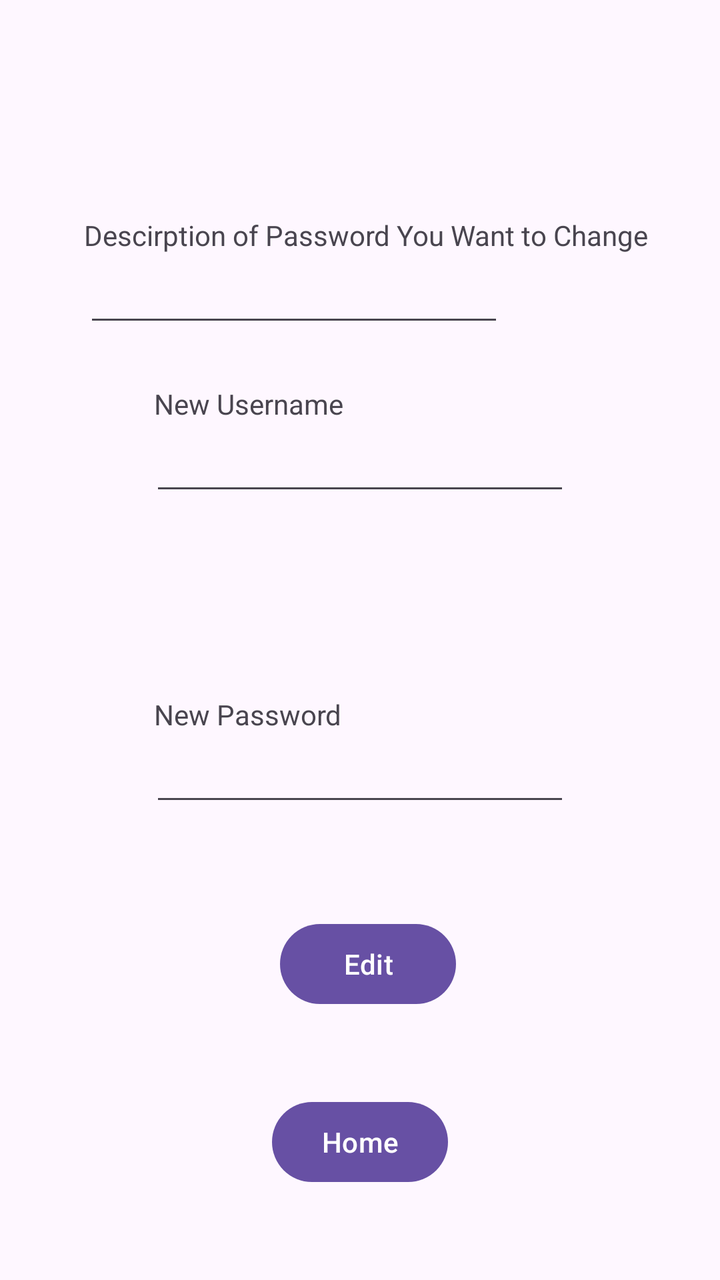
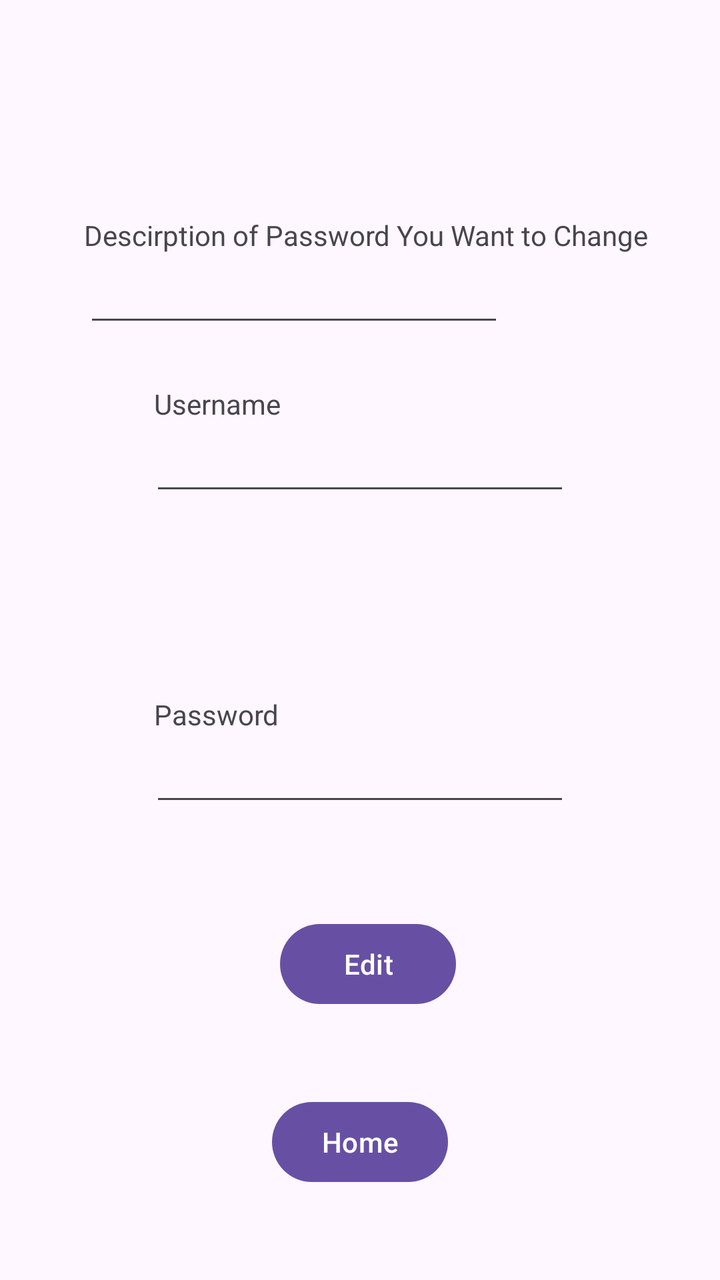

Two renders of the same Android screen: before a commit and after it. Below are the layout's source before the change and the commit's diff.
<!-- AndroidManifest.xml: application theme Theme.AppInterface1 -->
<!-- res/layout/activity_pswd_edit.xml -->
<?xml version="1.0" encoding="utf-8"?>
<androidx.constraintlayout.widget.ConstraintLayout xmlns:android="http://schemas.android.com/apk/res/android"
    xmlns:app="http://schemas.android.com/apk/res-auto"
    xmlns:tools="http://schemas.android.com/tools"
    android:id="@+id/main"
    android:layout_width="match_parent"
    android:layout_height="match_parent"
    tools:context=".pswdEdit">

    <Button
        android:id="@+id/button"
        android:layout_width="wrap_content"
        android:layout_height="wrap_content"
        android:layout_marginStart="4dp"
        android:layout_marginBottom="41dp"
        android:text="Edit"
        android:onClick="editPSWD"
        app:layout_constraintBottom_toTopOf="@+id/button13"
        app:layout_constraintStart_toStartOf="@+id/button13" />

    <Button
        android:id="@+id/button13"
        android:layout_width="wrap_content"
        android:layout_height="wrap_content"
        android:layout_marginBottom="45dp"
        android:text="Home"
        android:onClick="homeScreen"
        app:layout_constraintBottom_toBottomOf="parent"
        app:layout_constraintEnd_toEndOf="parent"
        app:layout_constraintStart_toStartOf="parent" />

    <EditText
        android:id="@+id/editDescription"
        android:layout_width="wrap_content"
        android:layout_height="wrap_content"
        android:ems="10"
        android:inputType="text"
        app:layout_constraintStart_toStartOf="@+id/textView11"
        app:layout_constraintTop_toBottomOf="@+id/textView11" />

    <EditText
        android:id="@+id/editUserName"
        android:layout_width="wrap_content"
        android:layout_height="wrap_content"
        android:layout_marginBottom="95dp"
        android:ems="10"
        android:inputType="text"
        app:layout_constraintBottom_toTopOf="@+id/textView13"
        app:layout_constraintEnd_toEndOf="parent"
        app:layout_constraintStart_toStartOf="parent" />

    <EditText
        android:id="@+id/editPassword"
        android:layout_width="wrap_content"
        android:layout_height="wrap_content"
        android:layout_marginBottom="50dp"
        android:ems="10"
        android:inputType="text"
        app:layout_constraintBottom_toTopOf="@+id/button"
        app:layout_constraintEnd_toEndOf="parent"
        app:layout_constraintStart_toStartOf="parent" />

    <TextView
        android:id="@+id/textView11"
        android:layout_width="wrap_content"
        android:layout_height="wrap_content"
        android:layout_marginTop="108dp"
        android:layout_marginEnd="36dp"
        android:text="Descirption of Password You Want to Change"
        app:layout_constraintEnd_toEndOf="parent"
        app:layout_constraintTop_toTopOf="parent" />

    <TextView
        android:id="@+id/textView12"
        android:layout_width="wrap_content"
        android:layout_height="wrap_content"
        android:layout_marginStart="2dp"
        android:text="New Username"
        app:layout_constraintBottom_toTopOf="@+id/editUserName"
        app:layout_constraintStart_toStartOf="@+id/editUserName" />

    <TextView
        android:id="@+id/textView13"
        android:layout_width="wrap_content"
        android:layout_height="wrap_content"
        android:layout_marginStart="2dp"
        android:text="New Password"
        app:layout_constraintBottom_toTopOf="@+id/editPassword"
        app:layout_constraintStart_toStartOf="@+id/editPassword" />
</androidx.constraintlayout.widget.ConstraintLayout>
<!-- resources referenced by this layout -->
<resources>
  <style name="Theme.AppInterface1" parent="Base.Theme.AppInterface1" />
  <style name="Base.Theme.AppInterface1" parent="Theme.Material3.DayNight.NoActionBar">
          
          
      </style>
</resources>

<!-- the commit's change to res/layout/activity_pswd_edit.xml (unified diff, before → after) -->
@@ -75,7 +75,7 @@
         android:layout_width="wrap_content"
         android:layout_height="wrap_content"
         android:layout_marginStart="2dp"
-        android:text="New Username"
+        android:text="Username"
         app:layout_constraintBottom_toTopOf="@+id/editUserName"
         app:layout_constraintStart_toStartOf="@+id/editUserName" />
 
@@ -84,7 +84,7 @@
         android:layout_width="wrap_content"
         android:layout_height="wrap_content"
         android:layout_marginStart="2dp"
-        android:text="New Password"
+        android:text="Password"
         app:layout_constraintBottom_toTopOf="@+id/editPassword"
         app:layout_constraintStart_toStartOf="@+id/editPassword" />
 </androidx.constraintlayout.widget.ConstraintLayout>
